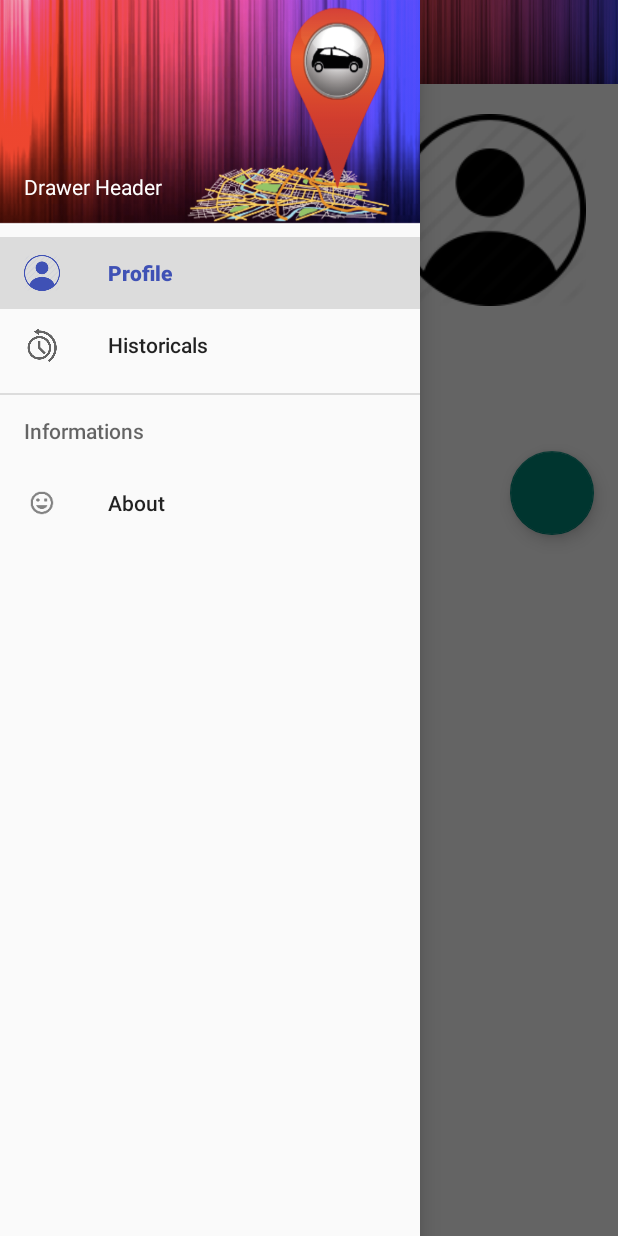
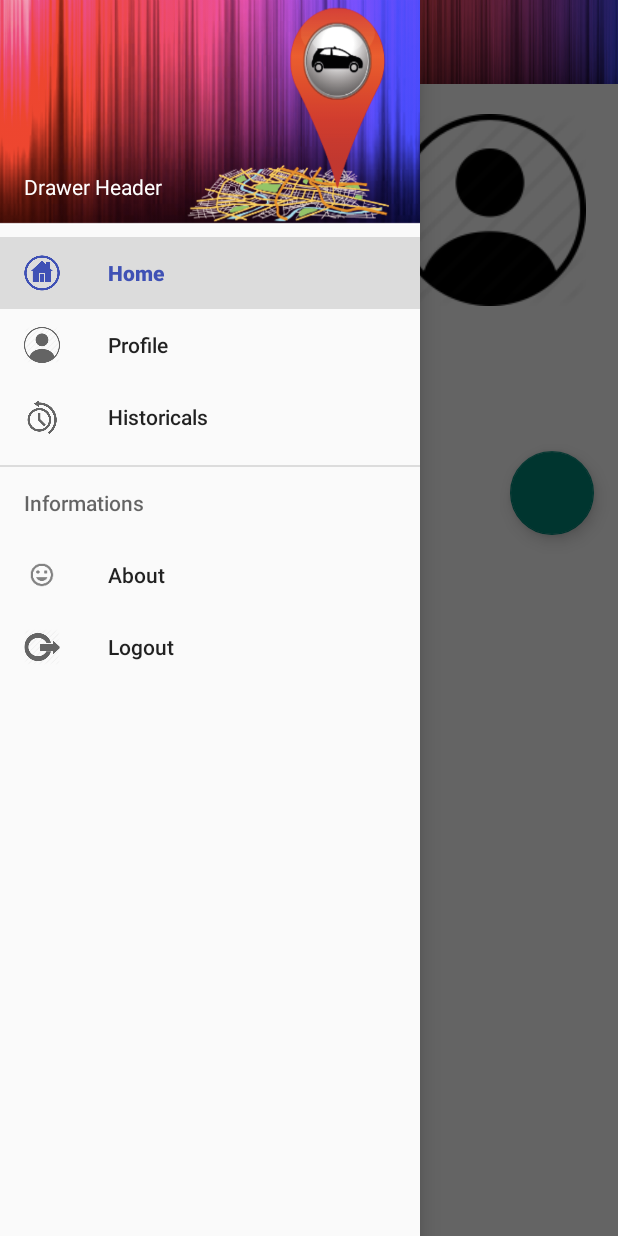
Before and after one commit to gunfy/T3x, an Android app: the ProfilActivity screen opened directly, with no data from a screen before it, with the side drawer open, on a phone screen of 412 x 824 dp. Run offline under Robolectric (Android 15) with nearby library versions, the phone set to English and light mode, and no system bars; plain views replace FloatingActionButton; 1 statement that could not run was skipped.

Commit message:
correction bug et ajout bouton home

```diff
--- a/app/src/main/res/menu/drawer.xml
+++ b/app/src/main/res/menu/drawer.xml
@@ -1,11 +1,17 @@
 <?xml version="1.0" encoding="utf-8"?>
 <menu xmlns:android="http://schemas.android.com/apk/res/android">
     <group android:checkableBehavior="single">
+        <item
+            android:id="@+id/navigation_item_home"
+            android:checked="true"
+            android:icon="@drawable/ic_home"
+            android:title="@string/nav_item_home" />
         <item
             android:id="@+id/navigation_item_profil"
             android:checked="true"
             android:icon="@drawable/ic_profile"
             android:title="@string/nav_item_profil" />
+
         <item
             android:id="@+id/navigation_item_historic"
             android:icon="@drawable/ic_historic"
@@ -21,4 +27,8 @@
         </menu>
 
     </item>
+    <item
+        android:id="@+id/navigation_item_logout"
+        android:icon="@drawable/ic_logout"
+        android:title="@string/nav_item_logout" />
 </menu>
--- a/app/src/main/res/values/strings.xml
+++ b/app/src/main/res/values/strings.xml
@@ -24,9 +24,11 @@
 
 
     <string name="drawer_header_text">Drawer Header</string>
+    <string name="nav_item_home">Home</string>
     <string name="nav_item_profil">Profile</string>
     <string name="nav_item_historic">Historicals</string>
     <string name="nav_sub_menu_about">About</string>
+    <string name="nav_item_logout">Logout</string>
     <string name="nav_sub_menu">Informations</string>
 
 
```
Also changed, not shown: app/src/main/java/com/example/eymard/t3x/LoginActivity.java (+4 -3 lines), app/src/main/java/com/example/eymard/t3x/MainActivity.java (+11 -1 lines), app/src/main/java/com/example/eymard/t3x/ProfilActivity.java (+10 -0 lines), app/src/main/res/drawable/ic_home.png (added), app/src/main/res/drawable/ic_logout.png (added).
